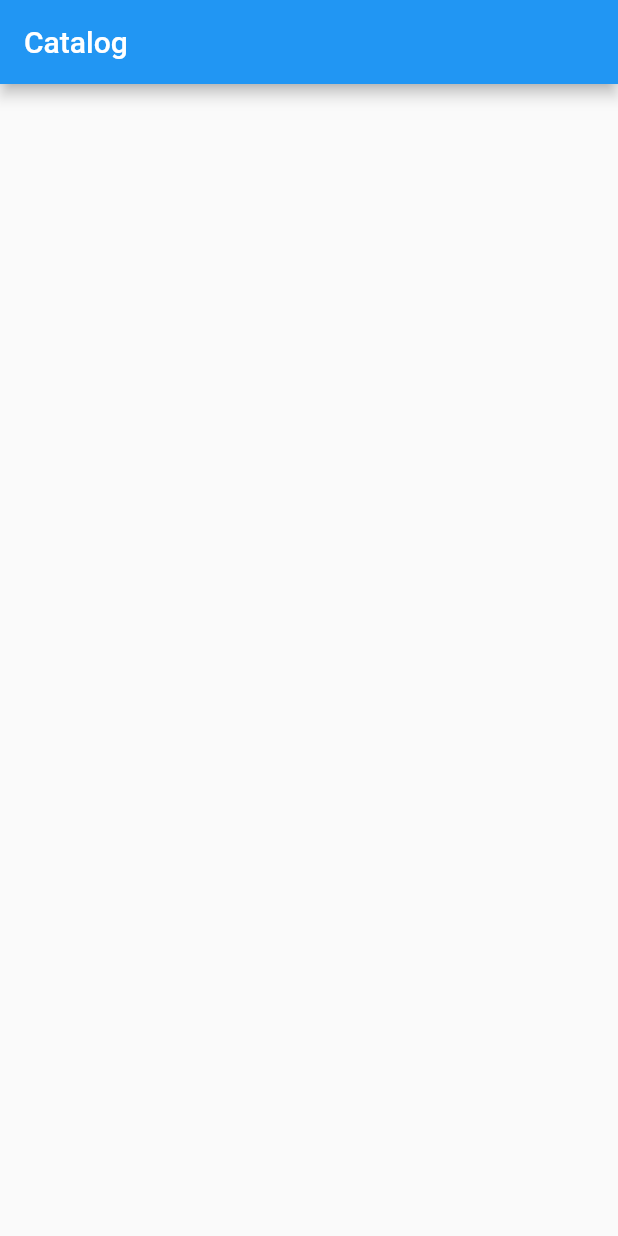
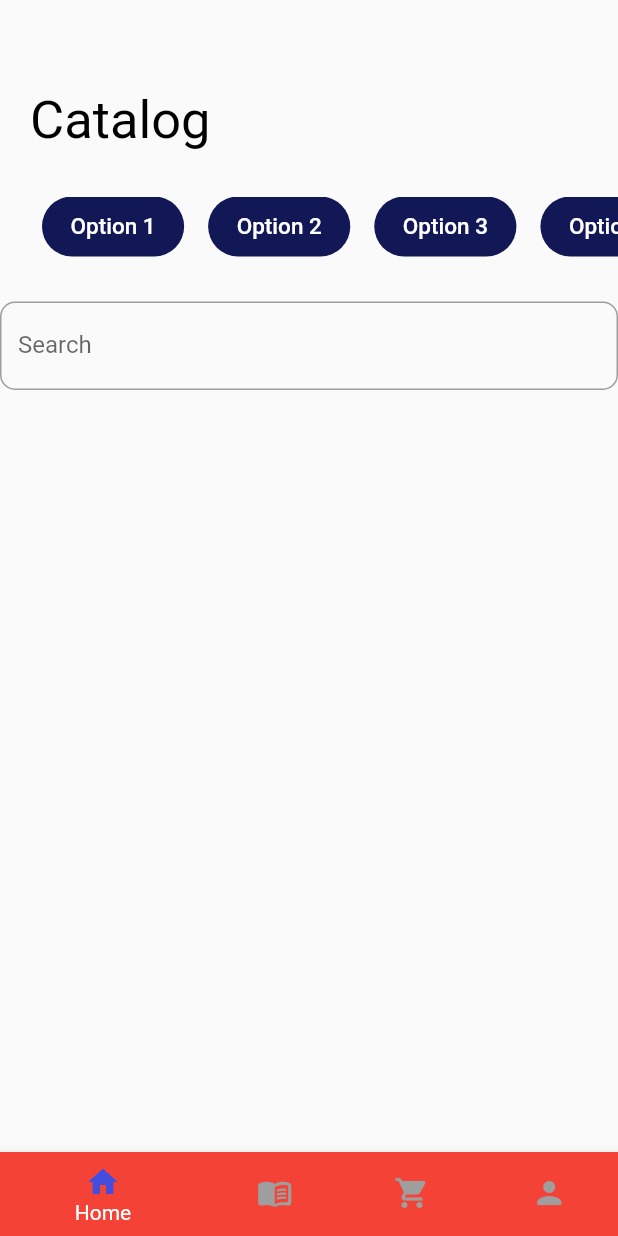
Before and after one commit to Witcape/hackt, a Flutter app: the Home screen opened directly, on a phone screen of 412 x 824 dp. Run offline on Flutter 3.47's test engine with Material 2 defaults, Android fonts, the phone set to English and light mode, and no system bars.

Commit message:
Incomplete app ;(

```diff
--- a/lib/homepage.dart
+++ b/lib/homepage.dart
@@ -29,14 +29,154 @@ class Home extends StatefulWidget {
 }
 
 class _HomeState extends State<Home> {
+  int _selectedIndex = 0;
+  final _pageOptions = [
+    homepage(),
+  ];
+
+  void _onItemTapped(int index) {
+    setState(() {
+      _selectedIndex = index;
+    });
+  }
+
   @override
   Widget build(BuildContext context) {
-    return Scaffold(
-      appBar: AppBar(
-        title: Text(
-          'Catalog',
-          style: TextStyle(
-            fontSize: 20,
+    return Container(
+      child: Scaffold(
+        body: Column(
+          children: [
+            Padding(
+              padding: EdgeInsets.only(
+                top: 60,
+                left: 20,
+              ),
+              child: Align(
+                alignment: Alignment.topLeft,
+                child: Text(
+                  'Catalog',
+                  style: TextStyle(
+                    fontSize: 35,
+                    color: Colors.black,
+                  ),
+                ),
+              ),
+            ),
+            Padding(
+              padding: EdgeInsets.only(
+                top: 30,
+                left: 20,
+              ),
+              child: Container(
+                height: 40,
+                child: ListView(
+                  scrollDirection: Axis.horizontal,
+                  children: <Widget>[
+                    _buildCard(context, "Option 1"),
+                    _buildCard(context, "Option 2"),
+                    _buildCard(context, "Option 3"),
+                    _buildCard(context, "Option 4"),
+                  ],
+                ),
+              ),
+            ),
+            Padding(
+              padding: const EdgeInsets.only(top: 20),
+              child: SizedBox(height: 10),
+            ),
+            TextFormField(
+              decoration: InputDecoration(
+                labelText: 'Search',
+                border: OutlineInputBorder(
+                  borderRadius: BorderRadius.all(Radius.circular(10.0)),
+                ),
+                enabledBorder: OutlineInputBorder(
+                  borderRadius: BorderRadius.all(Radius.circular(10.0)),
+                  borderSide: BorderSide(
+                    color: Colors.grey,
+                    width: 1.0,
+                  ),
+                ),
+                focusedBorder: OutlineInputBorder(
+                  borderRadius: BorderRadius.all(Radius.circular(10.0)),
+                  borderSide: BorderSide(
+                    color: Color.fromARGB(255, 165, 195, 220),
+                    width: 2.0,
+                  ),
+                ),
+              ),
+            ),
+          ],
+        ),
+        bottomNavigationBar: BottomNavigationBar(
+          items: [
+            BottomNavigationBarItem(
+              label: "Home",
+              icon: Icon(
+                Icons.home,
+                color: _selectedIndex == 0
+                    ? Color.fromARGB(255, 68, 78, 222)
+                    : Colors.grey,
+              ),
+              backgroundColor: Colors.red,
+            ),
+            BottomNavigationBarItem(
+              label: "Pages",
+              icon: Icon(
+                Icons.menu_book_rounded,
+                color: _selectedIndex == 1
+                    ? Color.fromARGB(255, 68, 78, 222)
+                    : Colors.grey,
+              ),
+              backgroundColor: Colors.red,
+            ),
+            BottomNavigationBarItem(
+              label: "Cart",
+              icon: Icon(
+                Icons.shopping_cart,
+                color: _selectedIndex == 2 ? Colors.red : Colors.grey,
+              ),
+              backgroundColor: Color.fromARGB(255, 18, 23, 85),
+            ),
+            BottomNavigationBarItem(
+              label: "profile",
+              icon: Icon(
+                Icons.person,
+                color: _selectedIndex == 3 ? Colors.red : Colors.grey,
+              ),
+              backgroundColor: Color.fromARGB(255, 18, 23, 85),
+            ),
+          ],
+          currentIndex: _selectedIndex,
+          onTap: _onItemTapped,
+        ),
+      ),
+    );
+  }
+
+  Widget _buildCard(BuildContext context, String option) {
+    return GestureDetector(
+      onTap: () {},
+      child: InkWell(
+        onTap: (() {}),
+        child: Container(
+          width: MediaQuery.of(context).size.width * 0.23,
+          margin: EdgeInsets.symmetric(horizontal: 8.0),
+          decoration: BoxDecoration(
+            color: _selectedIndex == 2 || _selectedIndex == 3
+                ? Colors.red
+                : Color.fromARGB(255, 18, 23, 85),
+            borderRadius: BorderRadius.circular(30.0),
+          ),
+          child: Center(
+            child: Text(
+              option,
+              style: TextStyle(
+                color: Colors.white,
+                fontWeight: FontWeight.w500,
+                fontSize: 15,
+              ),
+            ),
           ),
         ),
       ),
```
